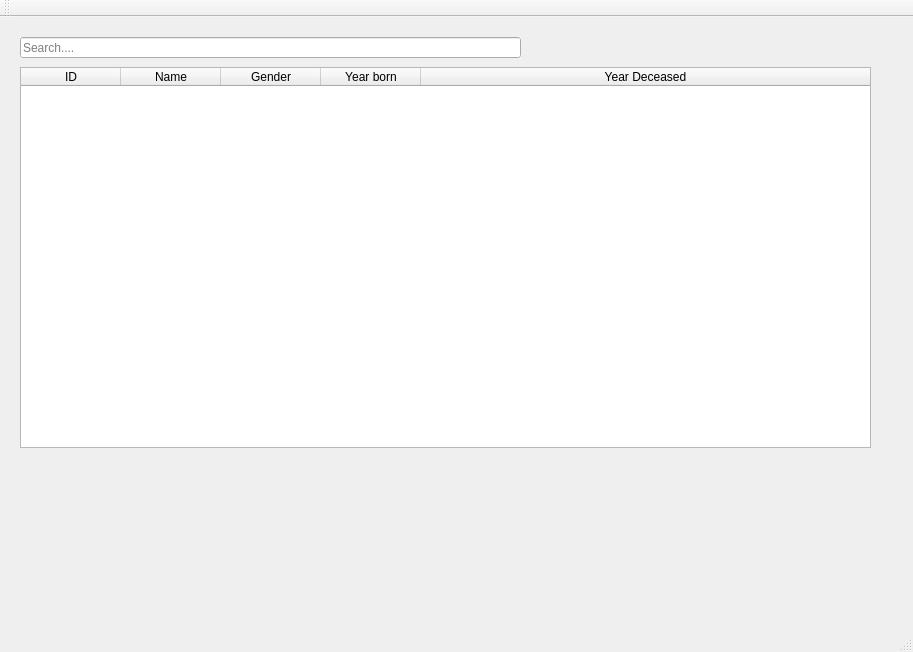
The window that mainwindow.ui (hermanno16/vika3) describes before a commit, drawn with Qt 5.
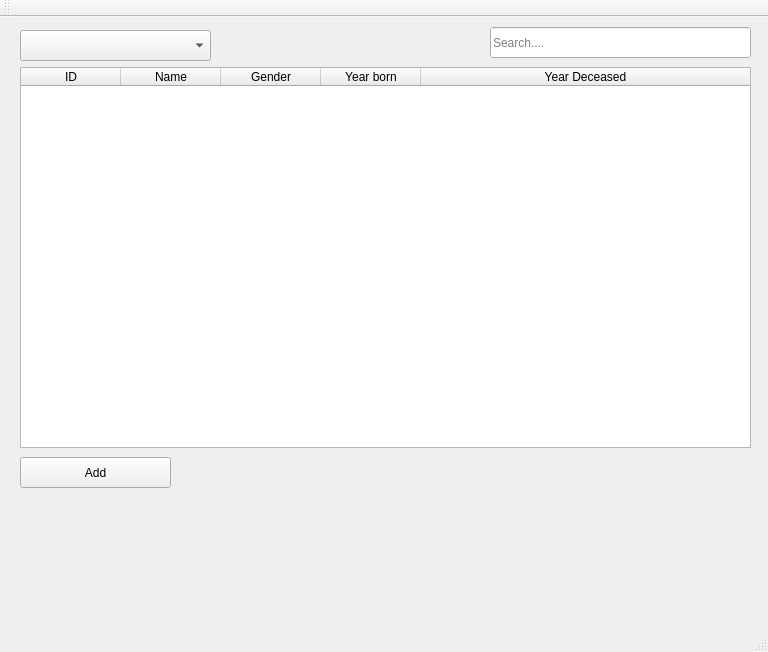
The same window after the commit.

```diff
--- a/mainwindow.ui
+++ b/mainwindow.ui
@@ -6,7 +6,7 @@
    <rect>
     <x>0</x>
     <y>0</y>
-    <width>913</width>
+    <width>768</width>
     <height>652</height>
    </rect>
   </property>
@@ -17,10 +17,10 @@
    <widget class="QLineEdit" name="search_box">
     <property name="geometry">
      <rect>
-      <x>20</x>
-      <y>20</y>
-      <width>501</width>
-      <height>21</height>
+      <x>490</x>
+      <y>10</y>
+      <width>261</width>
+      <height>31</height>
      </rect>
     </property>
     <property name="mouseTracking">
@@ -63,7 +63,7 @@
      <rect>
       <x>20</x>
       <y>50</y>
-      <width>851</width>
+      <width>731</width>
       <height>381</height>
      </rect>
     </property>
@@ -73,6 +73,9 @@
     <property name="selectionBehavior">
      <enum>QAbstractItemView::SelectRows</enum>
     </property>
+    <property name="showGrid">
+     <bool>false</bool>
+    </property>
     <property name="sortingEnabled">
      <bool>true</bool>
     </property>
@@ -123,6 +126,29 @@
      </property>
     </column>
    </widget>
+   <widget class="QPushButton" name="button_add_scientist">
+    <property name="geometry">
+     <rect>
+      <x>20</x>
+      <y>440</y>
+      <width>151</width>
+      <height>31</height>
+     </rect>
+    </property>
+    <property name="text">
+     <string>Add</string>
+    </property>
+   </widget>
+   <widget class="QComboBox" name="dropdown_what_to_look_at">
+    <property name="geometry">
+     <rect>
+      <x>20</x>
+      <y>13</y>
+      <width>191</width>
+      <height>31</height>
+     </rect>
+    </property>
+   </widget>
   </widget>
   <widget class="QToolBar" name="mainToolBar">
    <attribute name="toolBarArea">
```
